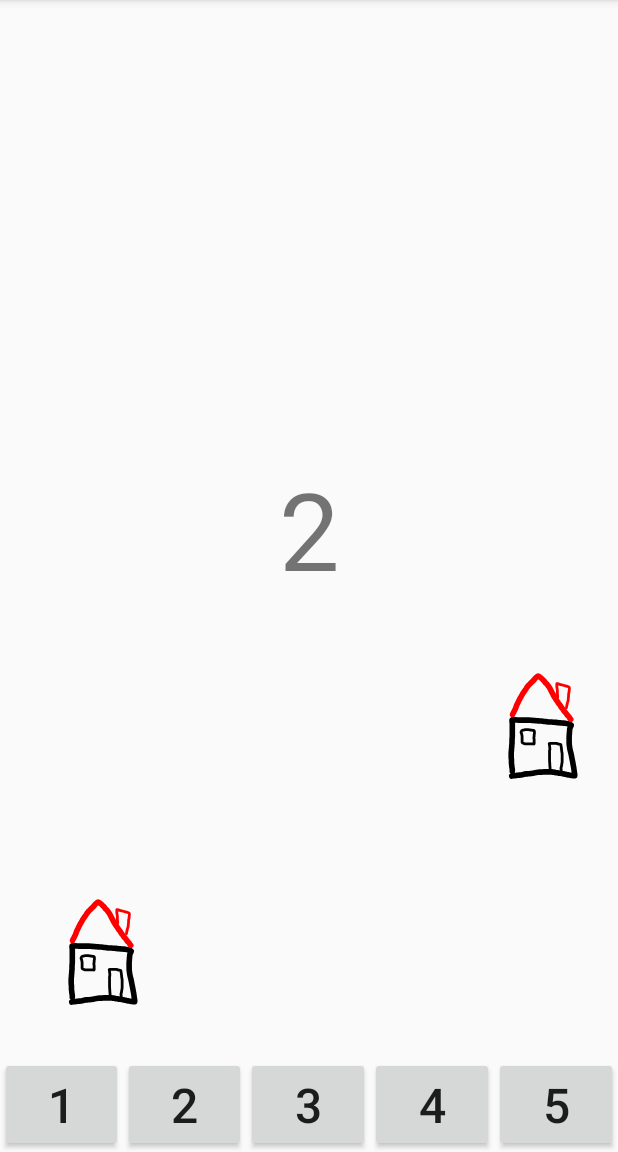
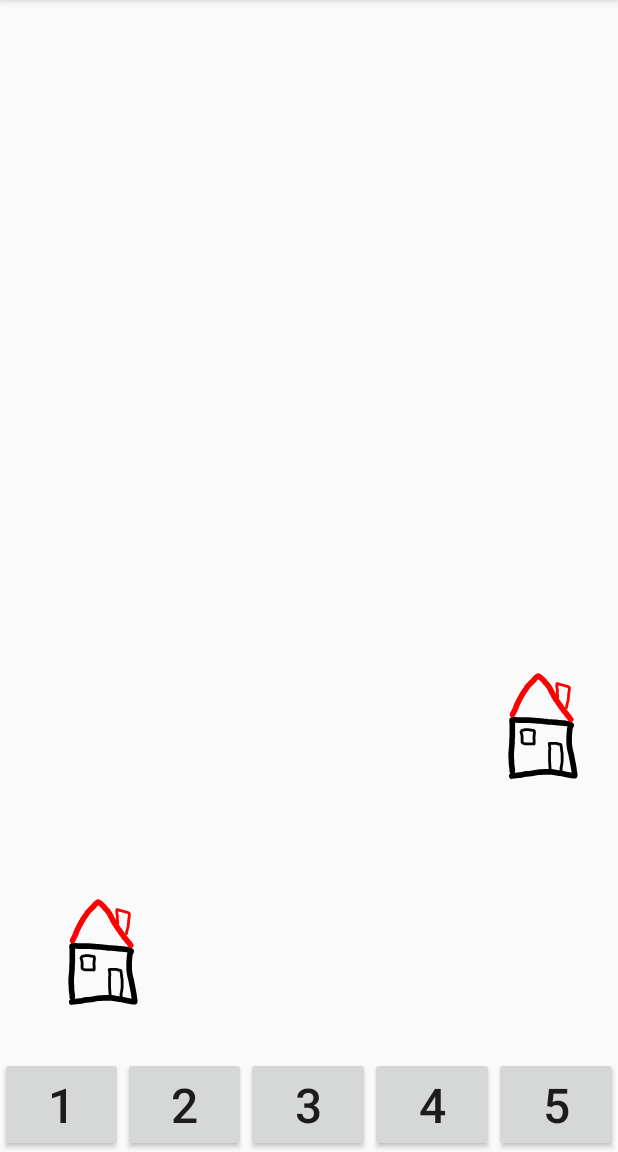
Before and after one commit to arsyee/CountItBaby, an Android app: the screen it shows after launch (MainActivity), on a phone screen of 412 x 824 dp, the part 84-1236 px from its top. Run offline under Robolectric (Android 15) with nearby library versions, the phone set to English and light mode, and no system bars.

Commit message:
removed question text as drawing is stable now

```diff
--- a/app/src/main/java/hu/fallen/countitbaby/MainActivity.java
+++ b/app/src/main/java/hu/fallen/countitbaby/MainActivity.java
@@ -24,7 +24,7 @@ public class MainActivity extends AppCompatActivity {
     private static final String TAG = MainActivity.class.toString();
     public Random mRandom = new Random();
 
-    TextView mQuestion;
+    int mQuestion;
 
     LinearLayout mSolutionContainer;
     int mCountSolutions;
@@ -52,7 +52,7 @@ public class MainActivity extends AppCompatActivity {
         @Override
         public void onClick(View view) {
             if (mSolutionToast != null) mSolutionToast.cancel();
-            boolean solutionOK = Integer.toString(mNumber).equals(mQuestion.getText().toString());
+            boolean solutionOK = mNumber == mQuestion;
             StringBuilder toastText = new StringBuilder("Button clicked: ").append(mNumber);
             if (solutionOK) {
                 toastText.append(" - OK");
@@ -67,7 +67,7 @@ public class MainActivity extends AppCompatActivity {
 
     private void newRandomQuestion() {
         int newSolution = mRandom.nextInt(numberOfOptions)+1;
-        mQuestion.setText(String.format(Locale.getDefault(),"%d", newSolution));
+        mQuestion = newSolution;
 
         int imageId = mRandom.nextBoolean() ? R.drawable.ic_house : R.drawable.ic_pretzel;
 
@@ -95,8 +95,6 @@ public class MainActivity extends AppCompatActivity {
     protected void onCreate(Bundle savedInstanceState) {
         super.onCreate(savedInstanceState);
         setContentView(R.layout.activity_main);
-
-        mQuestion = findViewById(R.id.question);
 
         mSolutionContainer = findViewById(R.id.ll_solution_container);
         mCountSolutions = mSolutionContainer.getChildCount();
--- a/app/src/main/res/layout/activity_main.xml
+++ b/app/src/main/res/layout/activity_main.xml
@@ -1,7 +1,6 @@
 <?xml version="1.0" encoding="utf-8"?>
 <LinearLayout
     xmlns:android="http://schemas.android.com/apk/res/android"
-    xmlns:app="http://schemas.android.com/apk/res-auto"
     xmlns:tools="http://schemas.android.com/tools"
     android:layout_width="match_parent"
     android:layout_height="match_parent"
@@ -13,16 +12,6 @@
         android:layout_width="match_parent"
         android:layout_height="0dp"
         android:layout_weight="1">
-        <TextView
-            android:id="@+id/question"
-            android:layout_width="wrap_content"
-            android:layout_height="wrap_content"
-            app:layout_constraintTop_toTopOf="parent"
-            app:layout_constraintBottom_toBottomOf="parent"
-            app:layout_constraintLeft_toLeftOf="parent"
-            app:layout_constraintRight_toRightOf="parent"
-            android:textSize="72sp"/>
-
         <ImageView style="@style/CountableStyle" />
         <ImageView style="@style/CountableStyle" />
         <ImageView style="@style/CountableStyle" />
```
